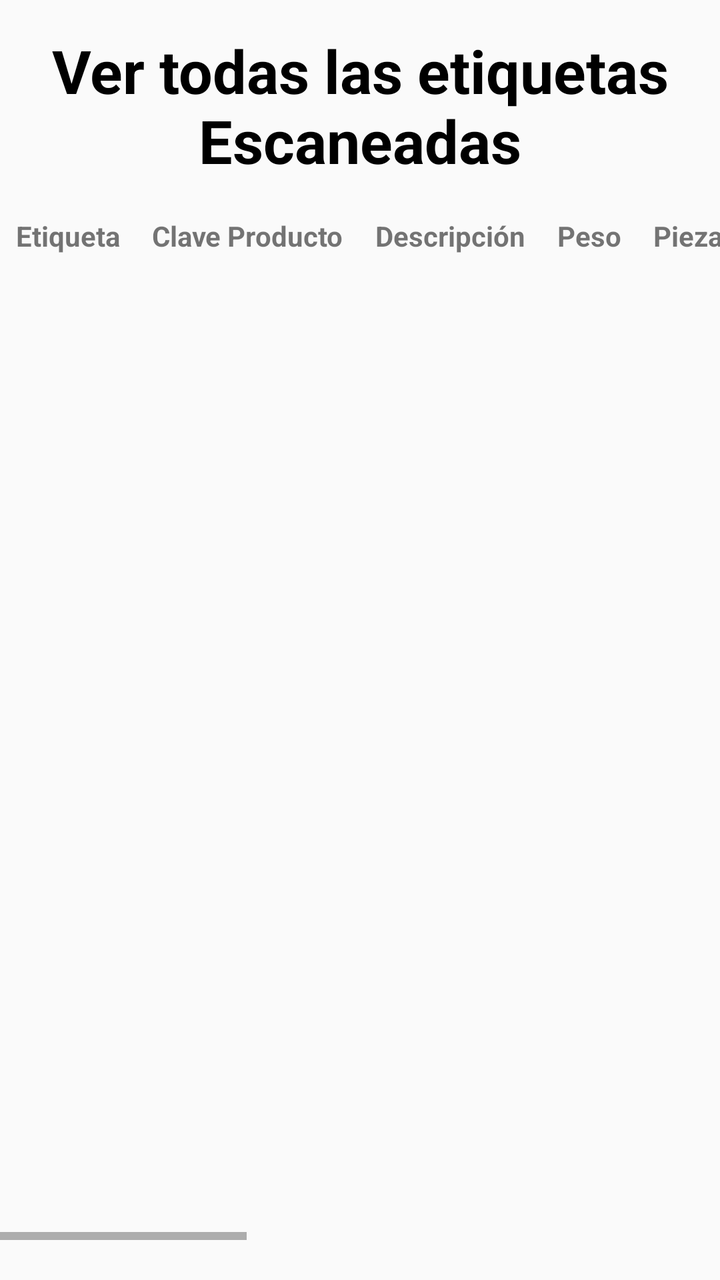
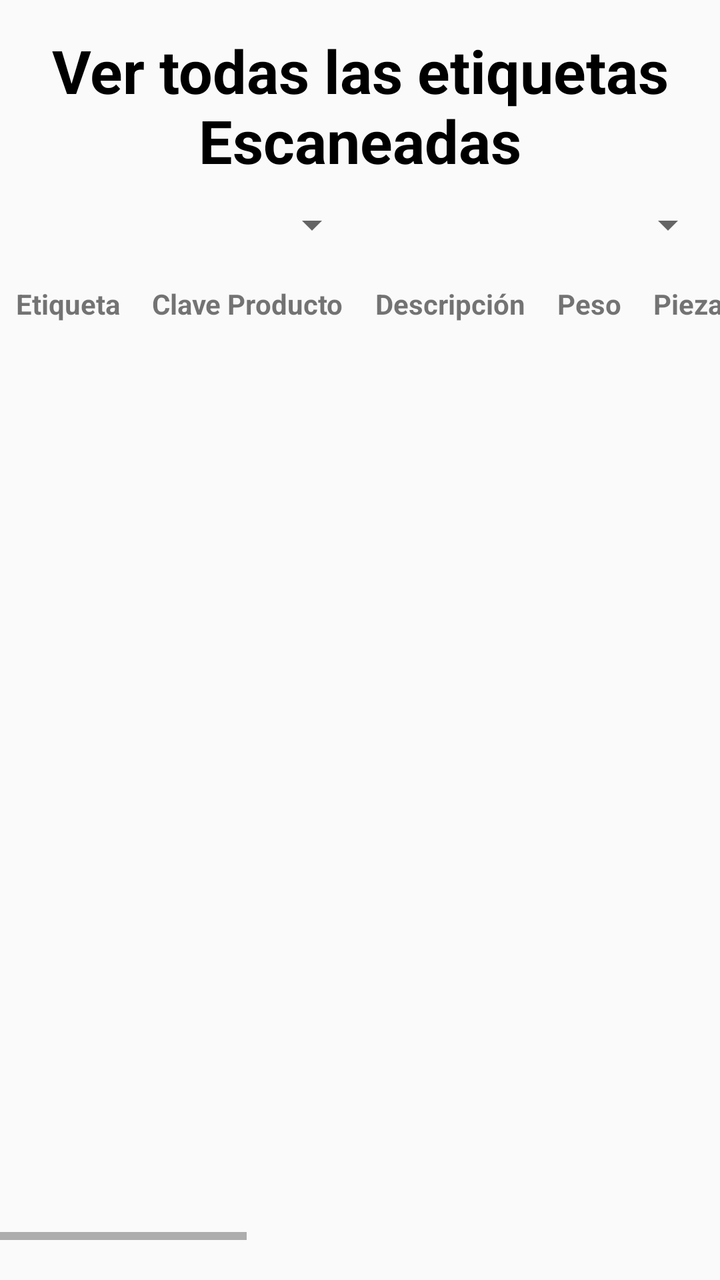

Two renders of the same Android screen: before a commit and after it. Below are the layout's source before the change and the commit's diff.
<!-- AndroidManifest.xml: application theme Theme.Etiquetas -->
<!-- res/layout/fragment_see_all_etiquetas.xml -->
<?xml version="1.0" encoding="utf-8"?>
<LinearLayout xmlns:android="http://schemas.android.com/apk/res/android"
    xmlns:tools="http://schemas.android.com/tools"
    android:layout_width="match_parent"
    android:layout_height="match_parent"
    android:layout_marginHorizontal="10dp"
    android:orientation="vertical"
    tools:context=".seeAllEtiquetasFragment">

    <TextView
        android:id="@+id/title"
        android:layout_width="match_parent"
        android:layout_height="wrap_content"
        android:layout_marginHorizontal="10dp"
        android:layout_marginTop="15dp"
        android:text="@string/all_scan_etiquetas"
        android:textAlignment="center"
        android:textColor="@color/black"
        android:textSize="30sp"
        android:textStyle="bold" />

    <ScrollView
        android:layout_width="match_parent"
        android:layout_height="0dp"
        android:layout_weight="1"
        android:layout_marginTop="10dp"
        android:layout_marginBottom="20dp"
        android:fillViewport="true">

        <HorizontalScrollView
            android:layout_width="match_parent"
            android:layout_height="wrap_content"
            android:fillViewport="true"
            android:scrollbars="horizontal">

            <TableLayout
                android:id="@+id/tableLayout"
                android:layout_width="wrap_content"
                android:layout_height="wrap_content">
                <TableRow>
                    <TextView
                        android:layout_width="wrap_content"
                        android:layout_height="wrap_content"
                        android:padding="8dp"
                        android:textStyle="bold"
                        android:text="Etiqueta" />

                    <TextView
                        android:layout_width="wrap_content"
                        android:layout_height="wrap_content"
                        android:padding="8dp"
                        android:textStyle="bold"
                        android:text="Clave Producto" />

                    <TextView
                        android:layout_width="wrap_content"
                        android:layout_height="wrap_content"
                        android:padding="8dp"
                        android:textStyle="bold"
                        android:text="Descripción" />



                    <TextView
                        android:layout_width="wrap_content"
                        android:layout_height="wrap_content"
                        android:padding="8dp"
                        android:textStyle="bold"
                        android:text="Peso" />

                    <TextView
                        android:layout_width="wrap_content"
                        android:layout_height="wrap_content"
                        android:padding="8dp"
                        android:textStyle="bold"
                        android:text="Piezas" />

                    <TextView
                        android:layout_width="wrap_content"
                        android:layout_height="wrap_content"
                        android:padding="8dp"
                        android:textStyle="bold"
                        android:text="Lote" />

                    <TextView
                        android:layout_width="wrap_content"
                        android:layout_height="wrap_content"
                        android:padding="8dp"
                        android:textStyle="bold"
                        android:text="Fecha" />

                    <TextView
                        android:layout_width="wrap_content"
                        android:layout_height="wrap_content"
                        android:padding="8dp"
                        android:textStyle="bold"
                        android:text="Hora" />

                    <TextView
                        android:layout_width="wrap_content"
                        android:layout_height="wrap_content"
                        android:padding="8dp"
                        android:textStyle="bold"
                        android:text="Zona" />
                    <TextView
                        android:layout_width="wrap_content"
                        android:layout_height="wrap_content"
                        android:padding="8dp"
                        android:textStyle="bold"
                        android:text="Camara" />
                    <TextView
                        android:layout_width="wrap_content"
                        android:layout_height="wrap_content"
                        android:padding="8dp"
                        android:textStyle="bold"
                        android:text="Turno" />
                    <TextView
                        android:layout_width="wrap_content"
                        android:layout_height="wrap_content"
                        android:padding="8dp"
                        android:textStyle="bold"
                        android:text="Movimiento" />
                    <TextView
                        android:layout_width="wrap_content"
                        android:layout_height="wrap_content"
                        android:padding="8dp"
                        android:textStyle="bold"
                        android:text="Escaneado Por" />
                    <TextView
                        android:layout_width="wrap_content"
                        android:layout_height="wrap_content"
                        android:padding="8dp"
                        android:textStyle="bold"
                        android:text="Fecha escaneo" />

                    <TextView
                        android:layout_width="wrap_content"
                        android:layout_height="wrap_content"
                        android:padding="8dp"
                        android:textStyle="bold"
                        android:text="Notas" />

                </TableRow>

            </TableLayout>
        </HorizontalScrollView>
    </ScrollView>

</LinearLayout>
<!-- resources referenced by this layout -->
<resources>
  <color name="black">#FF000000</color>
  <string name="all_scan_etiquetas">Ver todas las etiquetas Escaneadas</string>
  <style name="Theme.Etiquetas" parent="Theme.AppCompat.Light.NoActionBar" />
</resources>

<!-- the commit's change to res/layout/fragment_see_all_etiquetas.xml (unified diff, before → after) -->
@@ -1,11 +1,13 @@
 <?xml version="1.0" encoding="utf-8"?>
 <LinearLayout xmlns:android="http://schemas.android.com/apk/res/android"
+    xmlns:app="http://schemas.android.com/apk/res-auto"
     xmlns:tools="http://schemas.android.com/tools"
     android:layout_width="match_parent"
     android:layout_height="match_parent"
     android:layout_marginHorizontal="10dp"
+    android:fitsSystemWindows="true"
     android:orientation="vertical"
-    tools:context=".seeAllEtiquetasFragment">
+    tools:context=".SeeAllEtiquetasFragment">
 
     <TextView
         android:id="@+id/title"
@@ -19,126 +21,155 @@
         android:textSize="30sp"
         android:textStyle="bold" />
 
+    <LinearLayout
+        android:layout_width="match_parent"
+        android:layout_height="wrap_content"
+        android:layout_marginHorizontal="2dp"
+        android:layout_marginTop="10dp"
+        android:orientation="horizontal">
+
+        <Spinner
+            android:id="@+id/spinnerZona"
+            android:layout_width="0dp"
+            android:layout_height="wrap_content"
+            android:layout_weight="1" />
+
+        <Spinner
+            android:id="@+id/spinnerCamara"
+            android:layout_width="0dp"
+            android:layout_height="wrap_content"
+            android:layout_weight="1" />
+
+    </LinearLayout>
+
+
     <ScrollView
         android:layout_width="match_parent"
         android:layout_height="0dp"
-        android:layout_weight="1"
         android:layout_marginTop="10dp"
         android:layout_marginBottom="20dp"
+        android:layout_weight="1"
         android:fillViewport="true">
 
         <HorizontalScrollView
             android:layout_width="match_parent"
-            android:layout_height="wrap_content"
+            android:layout_height="match_parent"
             android:fillViewport="true"
             android:scrollbars="horizontal">
 
             <TableLayout
                 android:id="@+id/tableLayout"
                 android:layout_width="wrap_content"
-                android:layout_height="wrap_content">
+                android:layout_height="match_parent">
+
                 <TableRow>
-                    <TextView
-                        android:layout_width="wrap_content"
-                        android:layout_height="wrap_content"
-                        android:padding="8dp"
-                        android:textStyle="bold"
-                        android:text="Etiqueta" />
 
                     <TextView
                         android:layout_width="wrap_content"
                         android:layout_height="wrap_content"
                         android:padding="8dp"
-                        android:textStyle="bold"
-                        android:text="Clave Producto" />
+                        android:text="Etiqueta"
+                        android:textStyle="bold" />
 
                     <TextView
                         android:layout_width="wrap_content"
                         android:layout_height="wrap_content"
                         android:padding="8dp"
-                        android:textStyle="bold"
-                        android:text="Descripción" />
+                        android:text="Clave Producto"
+                        android:textStyle="bold" />
 
+                    <TextView
+                        android:layout_width="wrap_content"
+                        android:layout_height="wrap_content"
+                        android:padding="8dp"
+                        android:text="Descripción"
+                        android:textStyle="bold" />
 
 
                     <TextView
                         android:layout_width="wrap_content"
                         android:layout_height="wrap_content"
                         android:padding="8dp"
-                        android:textStyle="bold"
-                        android:text="Peso" />
+                        android:text="Peso"
+                        android:textStyle="bold" />
 
                     <TextView
                         android:layout_width="wrap_content"
                         android:layout_height="wrap_content"
                         android:padding="8dp"
-                        android:textStyle="bold"
-                        android:text="Piezas" />
+                        android:text="Piezas"
+                        android:textStyle="bold" />
 
                     <TextView
                         android:layout_width="wrap_content"
                         android:layout_height="wrap_content"
                         android:padding="8dp"
-                        android:textStyle="bold"
-                        android:text="Lote" />
+                        android:text="Lote"
+                        android:textStyle="bold" />
 
                     <TextView
                         android:layout_width="wrap_content"
                         android:layout_height="wrap_content"
                         android:padding="8dp"
-                        android:textStyle="bold"
-                        android:text="Fecha" />
+                        android:text="Fecha"
+                        android:textStyle="bold" />
 
                     <TextView
                         android:layout_width="wrap_content"
                         android:layout_height="wrap_content"
                         android:padding="8dp"
-                        android:textStyle="bold"
-                        android:text="Hora" />
+                        android:text="Hora"
+                        android:textStyle="bold" />
+
 
                     <TextView
                         android:layout_width="wrap_content"
                         android:layout_height="wrap_content"
                         android:padding="8dp"
-                        android:textStyle="bold"
-                        android:text="Zona" />
-                    <TextView
-                        android:layout_width="wrap_content"
-                        android:layout_height="wrap_content"
-                        android:padding="8dp"
-                        android:textStyle="bold"
-                        android:text="Camara" />
-                    <TextView
-                        android:layout_width="wrap_content"
-                        android:layout_height="wrap_content"
-                        android:padding="8dp"
-                        android:textStyle="bold"
-                        android:text="Turno" />
-                    <TextView
-                        android:layout_width="wrap_content"
-                        android:layout_height="wrap_content"
-                        android:padding="8dp"
-                        android:textStyle="bold"
-                        android:text="Movimiento" />
-                    <TextView
-                        android:layout_width="wrap_content"
-                        android:layout_height="wrap_content"
-                        android:padding="8dp"
-                        android:textStyle="bold"
-                        android:text="Escaneado Por" />
-                    <TextView
-                        android:layout_width="wrap_content"
-                        android:layout_height="wrap_content"
-                        android:padding="8dp"
-                        android:textStyle="bold"
-                        android:text="Fecha escaneo" />
+                        android:text="Zona"
+                        android:textStyle="bold" />
 
                     <TextView
                         android:layout_width="wrap_content"
                         android:layout_height="wrap_content"
                         android:padding="8dp"
-                        android:textStyle="bold"
-                        android:text="Notas" />
+                        android:text="Camara"
+                        android:textStyle="bold" />
+
+                    <TextView
+                        android:layout_width="wrap_content"
+                        android:layout_height="wrap_content"
+                        android:padding="8dp"
+                        android:text="Turno"
+                        android:textStyle="bold" />
+
+                    <TextView
+                        android:layout_width="wrap_content"
+                        android:layout_height="wrap_content"
+                        android:padding="8dp"
+                        android:text="Movimiento"
+                        android:textStyle="bold" />
+
+                    <TextView
+                        android:layout_width="wrap_content"
+                        android:layout_height="wrap_content"
+                        android:padding="8dp"
+                        android:text="Escaneado Por"
+                        android:textStyle="bold" />
+
+                    <TextView
+                        android:layout_width="wrap_content"
+                        android:layout_height="wrap_content"
+                        android:padding="8dp"
+                        android:text="Fecha escaneo"
+                        android:textStyle="bold" />
+
+                    <TextView
+                        android:layout_width="wrap_content"
+                        android:layout_height="wrap_content"
+                        android:padding="8dp"
+                        android:text="Notas"
+                        android:textStyle="bold" />
 
                 </TableRow>
 
